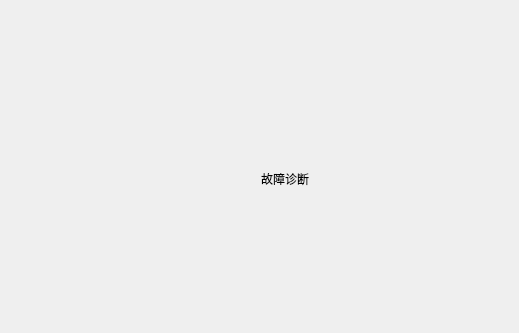
Before: the Qt Designer form centerform.ui in EGeeks/faultree, drawn with Qt 5; both pictures show x 0 to 519 and y 0 to 333 of the 721 by 445 pixel window.
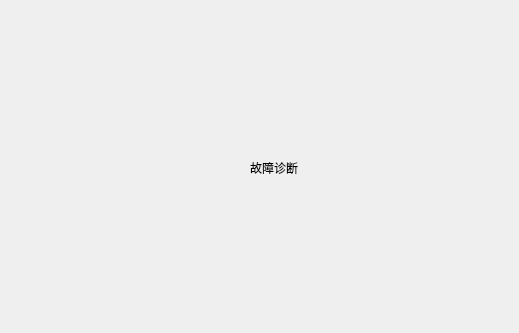
After: the same form once the commit is applied.

```diff
--- a/centerform.ui
+++ b/centerform.ui
@@ -14,6 +14,18 @@
    <string>Form</string>
   </property>
   <layout class="QVBoxLayout" name="verticalLayout">
+   <property name="leftMargin">
+    <number>0</number>
+   </property>
+   <property name="topMargin">
+    <number>0</number>
+   </property>
+   <property name="rightMargin">
+    <number>0</number>
+   </property>
+   <property name="bottomMargin">
+    <number>0</number>
+   </property>
    <item>
     <widget class="QStackedWidget" name="stackedWidget">
      <property name="currentIndex">
```
